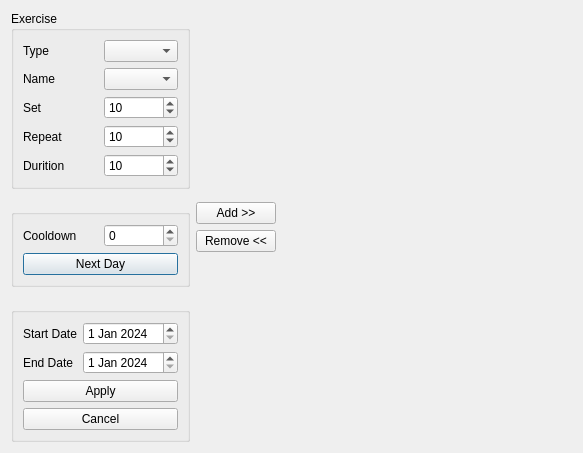
cihansenyuz/project_gym, file desktop_application/ui/exerciseplandialog.ui: the form before one commit.
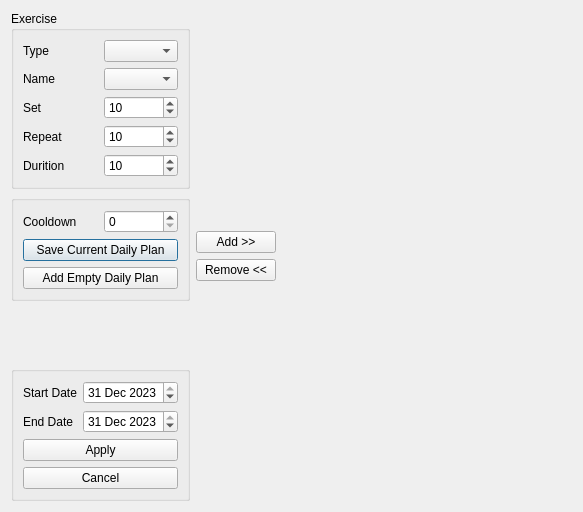
The form after the commit.

What changed in the file:
```diff
--- a/desktop_application/ui/exerciseplandialog.ui
+++ b/desktop_application/ui/exerciseplandialog.ui
@@ -7,7 +7,7 @@
     <x>0</x>
     <y>0</y>
     <width>583</width>
-    <height>446</height>
+    <height>512</height>
    </rect>
   </property>
   <property name="windowTitle">
@@ -110,7 +110,7 @@
      <item>
       <widget class="QGroupBox" name="groupBox_2">
        <property name="title">
-        <string> </string>
+        <string/>
        </property>
        <layout class="QVBoxLayout" name="verticalLayout_4">
         <item>
@@ -130,7 +130,14 @@
         <item>
          <widget class="QPushButton" name="new_day_push_button">
           <property name="text">
-           <string>Next Day</string>
+           <string>Save Current Daily Plan</string>
+          </property>
+         </widget>
+        </item>
+        <item>
+         <widget class="QPushButton" name="add_daily_push_button">
+          <property name="text">
+           <string>Add Empty Daily Plan</string>
           </property>
          </widget>
         </item>
@@ -153,7 +160,7 @@
      <item>
       <widget class="QGroupBox" name="groupBox_3">
        <property name="title">
-        <string> </string>
+        <string/>
        </property>
        <layout class="QVBoxLayout" name="verticalLayout_5">
         <item>
@@ -169,12 +176,12 @@
            <widget class="QDateEdit" name="start_date_edit">
             <property name="dateTime">
              <datetime>
-              <hour>0</hour>
+              <hour>18</hour>
               <minute>0</minute>
               <second>0</second>
-              <year>2024</year>
-              <month>1</month>
-              <day>1</day>
+              <year>2023</year>
+              <month>12</month>
+              <day>31</day>
              </datetime>
             </property>
            </widget>
@@ -194,12 +201,12 @@
            <widget class="QDateEdit" name="end_date_edit">
             <property name="dateTime">
              <datetime>
-              <hour>0</hour>
+              <hour>18</hour>
               <minute>0</minute>
               <second>0</second>
-              <year>2024</year>
-              <month>1</month>
-              <day>1</day>
+              <year>2023</year>
+              <month>12</month>
+              <day>31</day>
              </datetime>
             </property>
            </widget>
```
Left out of the diff: 2 changed lines with no effect on the pictures.
